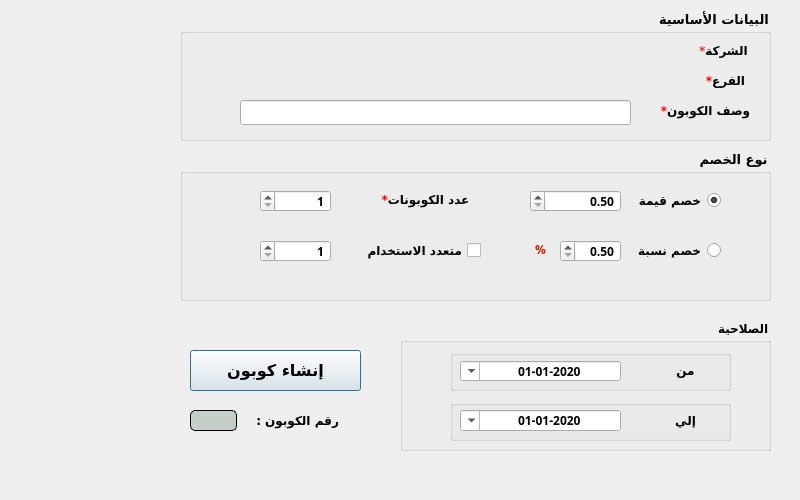
shymaa123456/HyperPOS2020, file presentation/coupon_ui/createCoupon.ui: the form before one commit.
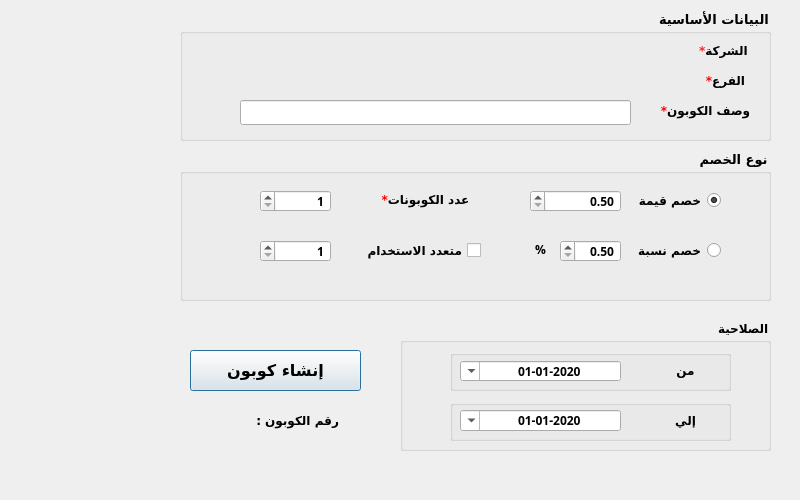
The form after the commit.

Commit message: finalize Coupon Design comments

The edit to the form file:
```diff
--- a/presentation/coupon_ui/createCoupon.ui
+++ b/presentation/coupon_ui/createCoupon.ui
@@ -180,7 +180,7 @@
     </rect>
    </property>
    <property name="styleSheet">
-    <string notr="true">border-style: outset; border-width: 1px; border-radius: 5px; border-color:black; background-color: rgb(198, 207, 199); color: #28345A;</string>
+    <string notr="true"/>
    </property>
    <property name="text">
     <string/>
@@ -702,12 +702,7 @@
      <enum>Qt::RightToLeft</enum>
     </property>
     <property name="styleSheet">
-     <string notr="true">color:#DA1F05;
-background-color: rgba(0,0,0,0%);
-border-style: outset;
-border-width: 0px;
-border-radius: 0px;
-opacity: 1;</string>
+     <string notr="true"/>
     </property>
     <property name="text">
      <string>&lt;html&gt;&lt;head/&gt;&lt;body&gt;&lt;p align=&quot;center&quot;&gt;%&lt;/p&gt;&lt;/body&gt;&lt;/html&gt;</string>
```
The commit also changes 2 other files.
